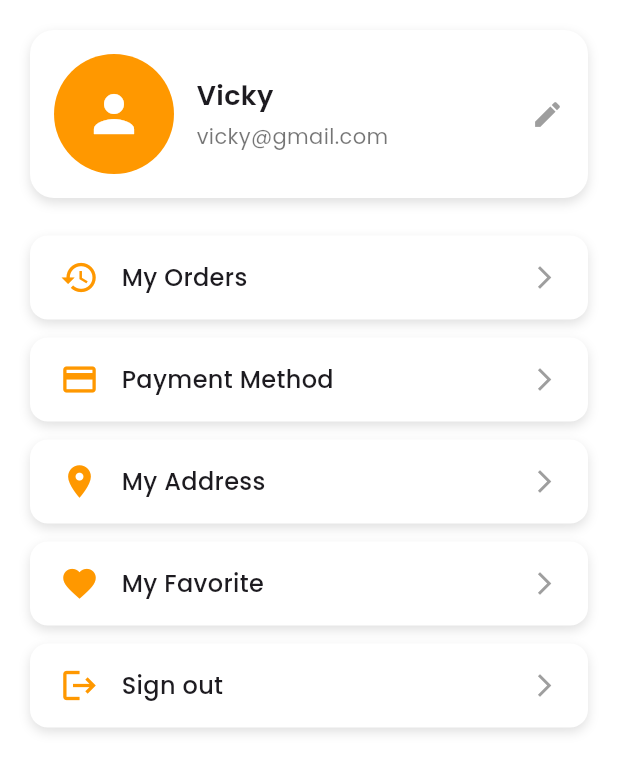
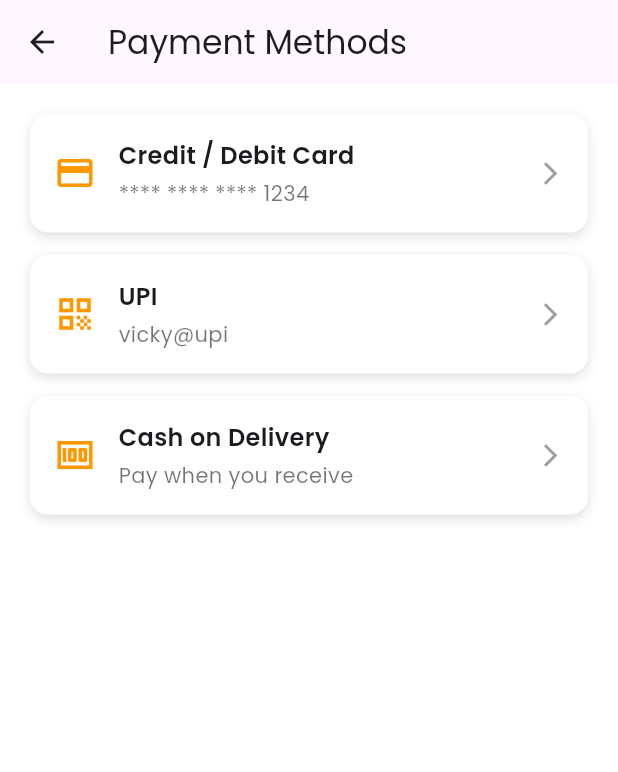
Before and after one commit to mdqtraining/food_delivery_app, a Flutter app: the ProfileScreen screen opened by its route, after a tap on "Payment Method", on a phone screen of 412 x 824 dp. Shown: the top 772 px of the screen. Run offline on Flutter 3.47's test engine with Material 3 defaults, Android fonts, the phone set to English and light mode, and no system bars; network calls fail.

Commit message:
implement My Orders and Payment Methods screens

```diff
--- a/lib/main.dart
+++ b/lib/main.dart
@@ -5,6 +5,7 @@ import 'package:hunger_hub/screens/login.dart';
 import 'package:hunger_hub/screens/main_screen.dart';
 import 'package:hunger_hub/screens/my_orders.dart';
 import 'package:hunger_hub/screens/otp.dart';
+import 'package:hunger_hub/screens/payment_methods.dart';
 import 'package:hunger_hub/screens/signup.dart';
 import 'package:hunger_hub/screens/forgot.dart';
 import 'package:hunger_hub/screens/newpass.dart';
@@ -49,6 +50,7 @@ class MyApp extends StatelessWidget {
         "/cart": (context) => const CartScreen(),
         "/MyOrdersScreen": (context) => const MyOrdersScreen(),
         "/SplashScreen": (context) => const SplashScreen(),
+        "/PaymentMethodsScreen": (context) => const PaymentMethodsScreen(),
       },
     );
   }
--- a/lib/screens/my_orders.dart
+++ b/lib/screens/my_orders.dart
@@ -60,8 +60,8 @@ class MyOrdersScreen extends StatelessWidget {
                 const SizedBox(height: 4),
                 Text(
                   status,
-                  style: const TextStyle(
-                    color: Colors.green,
+                  style: TextStyle(
+                    color: getStatusColor(status),
                     fontWeight: FontWeight.w500,
                   ),
                 ),
@@ -120,4 +120,17 @@ class MyOrdersScreen extends StatelessWidget {
       ),
     );
   }
+
+  Color? getStatusColor(String status) {
+    switch (status) {
+      case "Delivered":
+        return Colors.green;
+      case "Cancelled":
+        return Colors.red;
+      case "Ongoing":
+        return Colors.orange;
+      default:
+        return Colors.grey;
+    }
+  }
 }
--- /dev/null
+++ b/lib/screens/payment_methods.dart
@@ -0,0 +1,102 @@
+import 'package:flutter/material.dart';
+
+class PaymentMethodsScreen extends StatelessWidget {
+  const PaymentMethodsScreen({super.key});
+
+  Widget paymentMethodTile({
+    required IconData icon,
+    required String title,
+    required String subtitle,
+    VoidCallback? onTap,
+  }) {
+    return InkWell(
+      onTap: onTap,
+      borderRadius: BorderRadius.circular(12),
+      child: Container(
+        margin: const EdgeInsets.only(bottom: 15),
+        padding: const EdgeInsets.all(16),
+        decoration: BoxDecoration(
+          color: Colors.white,
+          borderRadius: BorderRadius.circular(12),
+          boxShadow: const [
+            BoxShadow(
+              color: Colors.black12,
+              blurRadius: 6,
+              offset: Offset(0, 3),
+            ),
+          ],
+        ),
+        child: Row(
+          children: [
+            Icon(icon, color: Colors.orange, size: 28),
+            const SizedBox(width: 15),
+
+            // Text section
+            Expanded(
+              child: Column(
+                crossAxisAlignment: CrossAxisAlignment.start,
+                children: [
+                  Text(
+                    title,
+                    style: const TextStyle(
+                      fontSize: 16,
+                      fontWeight: FontWeight.w600,
+                    ),
+                  ),
+                  const SizedBox(height: 4),
+                  Text(
+                    subtitle,
+                    style: const TextStyle(color: Colors.black54, fontSize: 14),
+                  ),
+                ],
+              ),
+            ),
+
+            const Icon(Icons.arrow_forward_ios, size: 18, color: Colors.grey),
+          ],
+        ),
+      ),
+    );
+  }
+
+  @override
+  Widget build(BuildContext context) {
+    return Scaffold(
+      appBar: AppBar(title: const Text("Payment Methods")),
+      body: Padding(
+        padding: const EdgeInsets.all(20),
+        child: Column(
+          crossAxisAlignment: CrossAxisAlignment.start,
+          children: [
+            paymentMethodTile(
+              icon: Icons.credit_card,
+              title: "Credit / Debit Card",
+              subtitle: "**** **** **** 1234",
+              onTap: () {
+                print("Card tapped");
+              },
+            ),
+
+            paymentMethodTile(
+              icon: Icons.qr_code, // UPI → correct icon
+              title: "UPI",
+              subtitle: "vicky@upi",
+              onTap: () {
+                print("UPI tapped");
+              },
+            ),
+
+            paymentMethodTile(
+              icon: Icons.money, // Cash
+              title: "Cash on Delivery",
+              subtitle: "Pay when you receive",
+              onTap: () {
+                print("Cash tapped");
+              },
+            ),
+          ],
+        ),
+      ),
+    );
+  }
+}
--- a/lib/screens/profile.dart
+++ b/lib/screens/profile.dart
@@ -121,7 +121,8 @@ class ProfileScreen extends StatelessWidget {
                     menuItem(
                       Icons.payment,
                       "Payment Method",
-                      onTap: () => Navigator.pushNamed(context, "/payment"),
+                      onTap: () =>
+                          Navigator.pushNamed(context, "/PaymentMethodsScreen"),
                     ),
 
                     menuItem(
```
